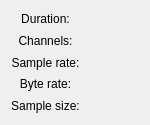
spawn18/audit, file Properties.ui: the form before one commit.
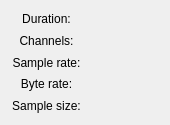
The form after the commit. Icons and pictures are not drawn.

Commit message: increase with for prop window

```diff
--- a/Properties.ui
+++ b/Properties.ui
@@ -6,7 +6,7 @@
    <rect>
     <x>0</x>
     <y>0</y>
-    <width>150</width>
+    <width>170</width>
     <height>125</height>
    </rect>
   </property>
@@ -18,13 +18,13 @@
   </property>
   <property name="minimumSize">
    <size>
-    <width>150</width>
+    <width>170</width>
     <height>125</height>
    </size>
   </property>
   <property name="maximumSize">
    <size>
-    <width>150</width>
+    <width>170</width>
     <height>125</height>
    </size>
   </property>
```
